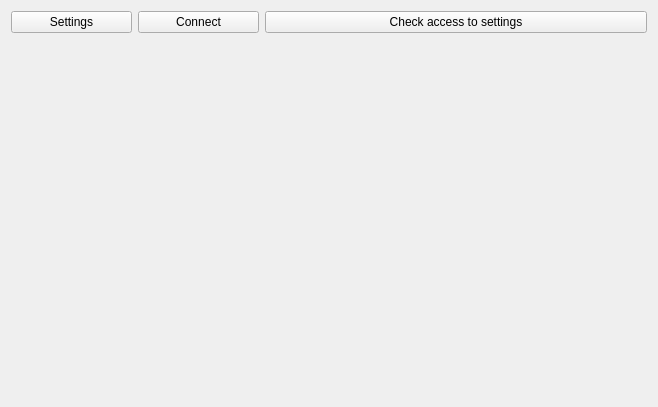
The window that newconnect.ui (nghtsnw/etrodiag) describes before a commit, drawn with Qt 5.
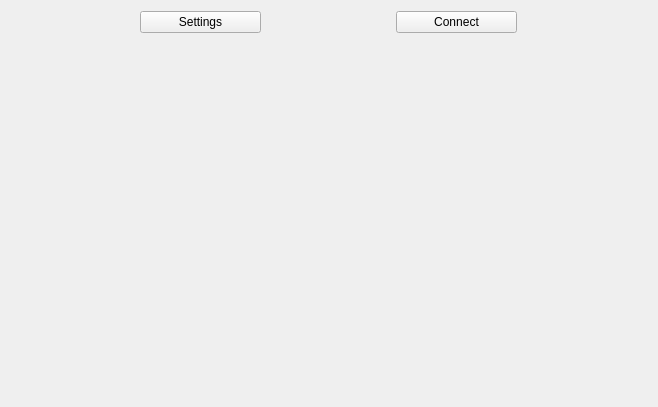
The same window after the commit.

The edit to the form file:
```diff
--- a/newconnect.ui
+++ b/newconnect.ui
@@ -75,13 +75,6 @@
        </property>
       </widget>
      </item>
-     <item row="0" column="2">
-      <widget class="QPushButton" name="pushButton_3">
-       <property name="text">
-        <string>Check access to settings</string>
-       </property>
-      </widget>
-     </item>
     </layout>
    </item>
    <item>
```
